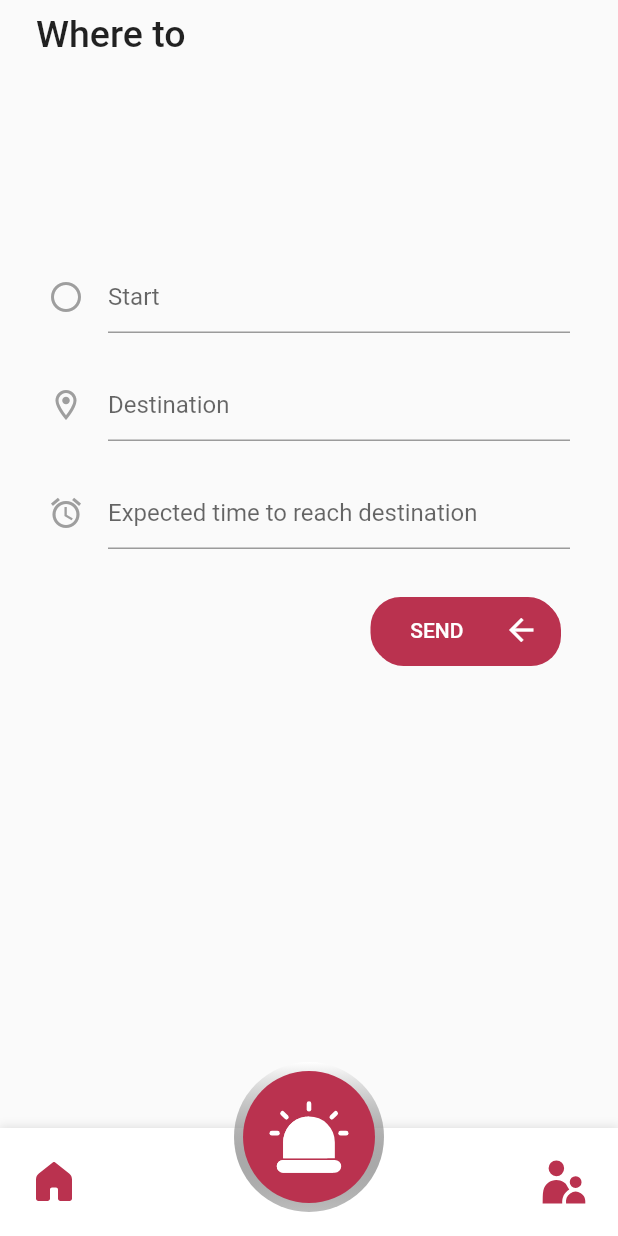
After one commit to SRJ2910/Rakshak, a Flutter app: the HomePage screen opened directly, after a tap on "Where To", on a phone screen of 412 x 824 dp. The commit adds this screen. Run offline on Flutter 3.47's test engine with Material 2 defaults, Android fonts, the phone set to English and light mode, and no system bars; our stand-ins replace cookie_jar, dio, dio_cookie_manager, flutter_svg, flutter_switch, get_it and 1 more; missing offline and left inert: shake, xen_popup_card; accounts and stored records are empty.

Commit message:
whereTo screen completed

```diff
--- a/lib/pages/home_page.dart
+++ b/lib/pages/home_page.dart
@@ -3,6 +3,7 @@ import 'package:rakshak/custom_widgets/cutom_bottom_nav_bar.dart';
 import 'package:rakshak/pages/guardian_mode.dart';
 import 'package:rakshak/pages/guardians.dart';
 import 'package:rakshak/pages/sos_history.dart';
+import 'package:rakshak/pages/where_to.dart';
 import 'package:rakshak/services/sos_message_user.dart';
 import 'package:rakshak/utils/global.dart';
 import 'package:rakshak/utils/locator.dart';
@@ -28,6 +29,7 @@ class _HomePageState extends State<HomePage> {
     Guardians(),
     SOShistory(),
     GuardianMode(),
+    WhereTo(),
   ];
 
   @override
--- a/lib/pages/main_page.dart
+++ b/lib/pages/main_page.dart
@@ -112,7 +112,11 @@ class _MainPageState extends State<MainPage> {
                             ),
                           ],
                         ),
-                        Column(
+                        GestureDetector(
+                          onTap: () {
+                            index.value = 4;
+                          },
+                          child: Column(
                             children: [
                               CustomIcon(
                                 iconPath:
@@ -127,6 +131,7 @@ class _MainPageState extends State<MainPage> {
                                 ),
                               )
                             ],
+                          ),
                         ),
                         GestureDetector(
                           onTap: () {
--- /dev/null
+++ b/lib/pages/where_to.dart
@@ -0,0 +1,129 @@
+import 'package:flutter/cupertino.dart';
+import 'package:flutter/material.dart';
+import 'package:flutter/src/foundation/key.dart';
+import 'package:flutter/src/widgets/framework.dart';
+
+import '../custom_widgets/constants.dart';
+
+class WhereTo extends StatefulWidget {
+  const WhereTo({Key? key}) : super(key: key);
+
+  @override
+  State<WhereTo> createState() => _WhereToState();
+}
+
+class _WhereToState extends State<WhereTo> {
+  @override
+  Widget build(BuildContext context) {
+    return SafeArea(
+        child: Container(
+      child: Column(
+        crossAxisAlignment: CrossAxisAlignment.start,
+        children: [
+          const Padding(
+            padding: EdgeInsets.only(left: 24, top: 8, bottom: 8),
+            child: Text(
+              'Where to',
+              style: TextStyle(fontSize: 25, fontWeight: FontWeight.w500),
+            ),
+          ),
+          Expanded(flex: 1, child: Container()),
+          Padding(
+            padding: const EdgeInsets.symmetric(horizontal: 32),
+            child: Column(
+              children: [
+                TextField(
+                  onChanged: (value) {},
+                  cursorColor: kMarronColor,
+                  decoration: const InputDecoration(
+                    focusColor: kMarronColor,
+                    hintText: "Start",
+                    icon: Icon(
+                      Icons.circle_outlined,
+                      color: Colors.grey
+                    ),
+                  ),
+                ),
+                SizedBox(
+                  height: 24,
+                ),
+                TextField(
+                  onChanged: (value) {},
+                  cursorColor: kMarronColor,
+                  decoration: const InputDecoration(
+                    focusColor: kMarronColor,
+                    hintText: "Destination",
+                    icon: Icon(
+                      Icons.location_on_outlined,
+                      color: Colors.grey
+                    ),
+                  ),
+                ),
+                SizedBox(
+                  height: 24,
+                ),
+                TextField(
+                  onChanged: (value) {},
+                  cursorColor: kMarronColor,
+                  decoration: const InputDecoration(
+                    focusColor: kMarronColor,
+                    hintText: "Expected time to reach destination",
+                    icon: Icon(
+                      Icons.alarm,
+                      color: Colors.grey
+                    ),
+                  ),
+                ),
+                SizedBox(
+                  height: 24,
+                ),
+                Row(
+                    mainAxisAlignment: MainAxisAlignment.spaceBetween,
+                    children: [
+                      const SizedBox(
+                        width: 5,
+                        height: 5,
+                      ),
+                      TextButton(
+                        onPressed: () async {
+
+                        },
+                        child: Container(
+                            alignment: Alignment.centerRight,
+                            width: 125,
+                            decoration: BoxDecoration(
+                                color: kMarronColor,
+                                borderRadius: BorderRadius.circular(20),
+                                boxShadow: const [
+                                  BoxShadow(
+                                      color: kMarronColor,
+                                      offset: Offset(2.0, 2.0))
+                                ]),
+                            child: Row(
+                              mainAxisAlignment:
+                                  MainAxisAlignment.spaceEvenly,
+                              children: const [
+                                Padding(
+                                  padding: EdgeInsets.all(14.0),
+                                  child: Text(
+                                    'SEND',
+                                    style: TextStyle(
+                                      color: Colors.white,
+                                    ),
+                                  ),
+                                ),
+                                Icon(Icons.arrow_back, color: Colors.white),
+                              ],
+                            )),
+                      ),
+                    ],
+                  ),
+              ],
+            ),
+          ),
+          Expanded(flex: 2, child: Container()),
+        ],
+      ),
+    ));
+  }
+}
```
Lines whose indentation alone changed are shown as unchanged.
